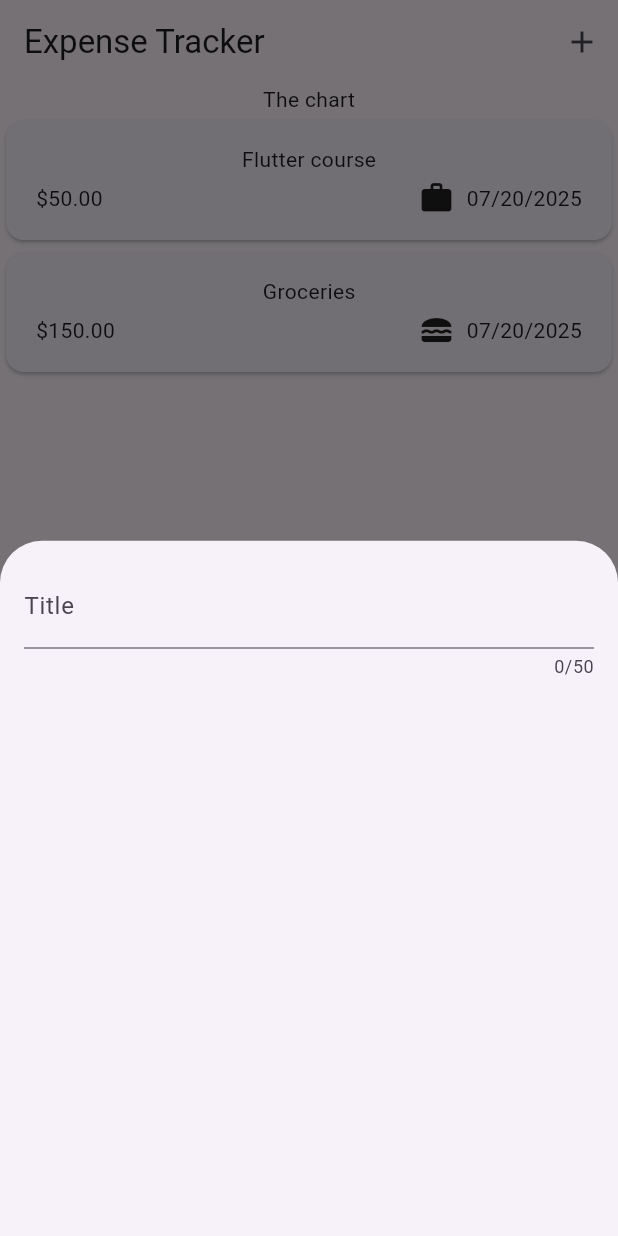
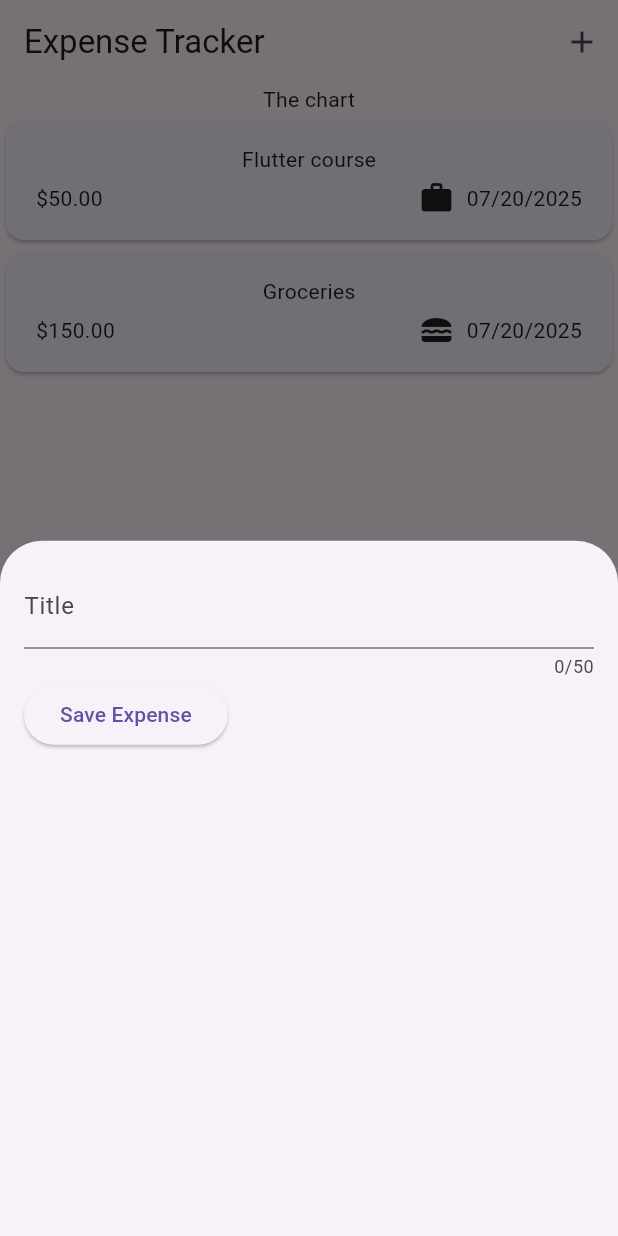
Before and after one commit to japinell/flutter_expense_tracker, a Flutter app: the screen it shows after launch, after a tap on the "add" icon, on a phone screen of 412 x 824 dp. Run offline on Flutter 3.47's test engine with Material 3 defaults, Android fonts, the phone set to English and light mode, and no system bars.

Commit message:
Added Save Expense button to New Expense widget

```diff
--- a/lib/widgets/new_expense.dart
+++ b/lib/widgets/new_expense.dart
@@ -10,6 +10,12 @@ class NewExpense extends StatefulWidget {
 }
 
 class _NewExpenseState extends State<NewExpense> {
+  var _enteredTitle = "";
+
+  void _saveTitleInput(String inputValue) {
+    _enteredTitle = inputValue;
+  }
+
   @override
   Widget build(BuildContext context) {
     return Padding(
@@ -19,6 +25,17 @@ class _NewExpenseState extends State<NewExpense> {
           TextField(
             maxLength: 50,
             decoration: InputDecoration(label: Text("Title")),
+            onChanged: _saveTitleInput,
+          ),
+          Row(
+            children: [
+              ElevatedButton(
+                onPressed: () {
+                  print(_enteredTitle);
+                },
+                child: Text("Save Expense"),
+              ),
+            ],
           ),
         ],
       ),
```
